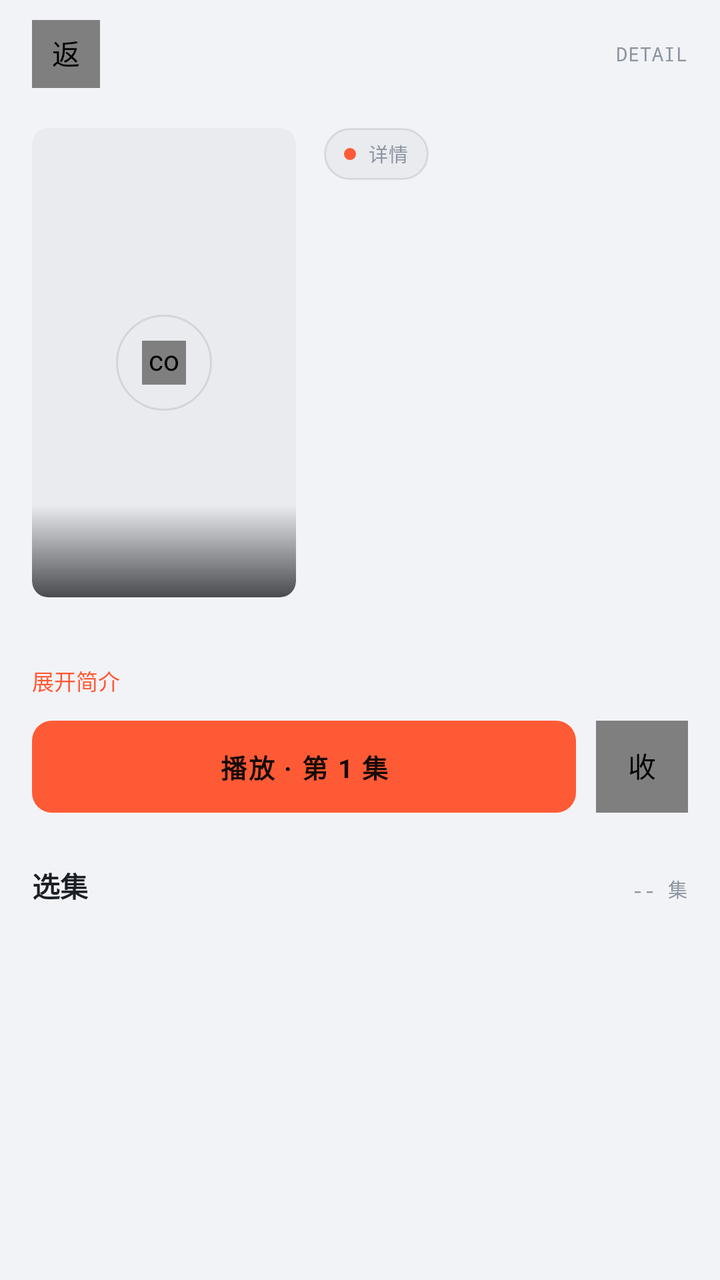
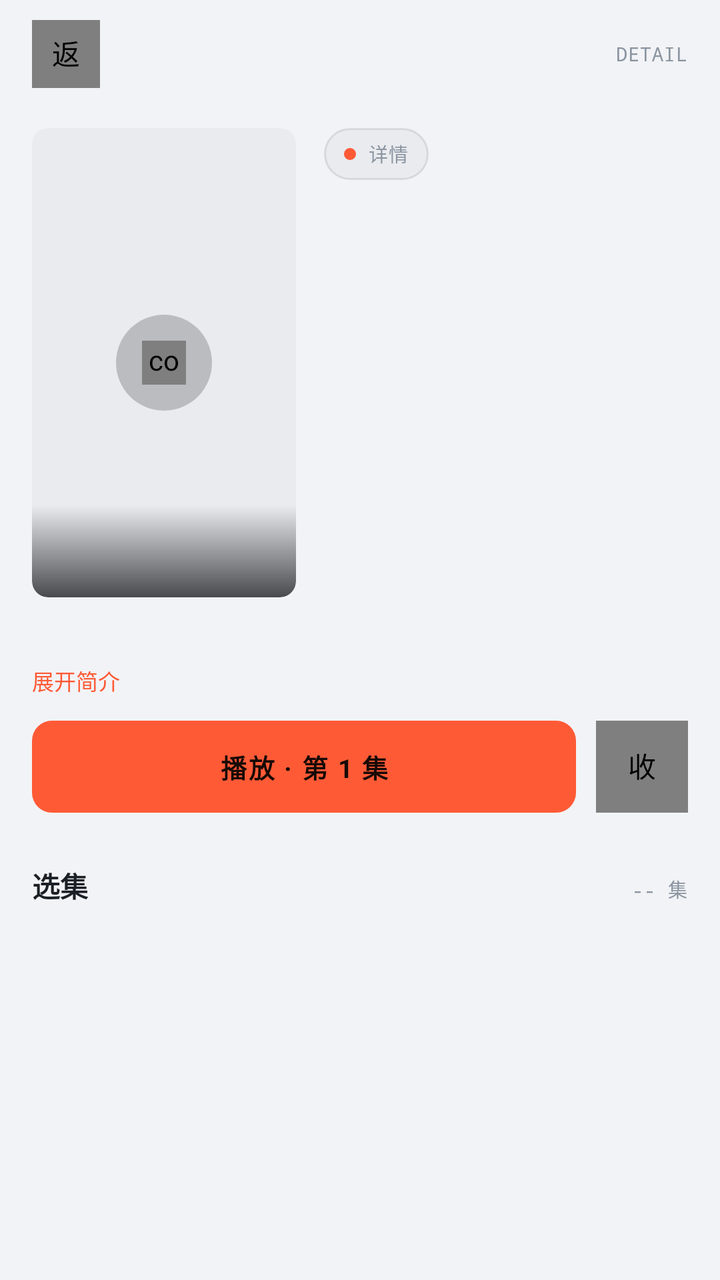

Screens rendered from an Android XML layout before and after an edit, with the pre-edit source and the edit as a unified diff.
<!-- AndroidManifest.xml: application theme Theme.LateShow -->
<!-- res/layout/activity_play.xml -->
<?xml version="1.0" encoding="utf-8"?>
<LinearLayout xmlns:android="http://schemas.android.com/apk/res/android"
    xmlns:app="http://schemas.android.com/apk/res-auto"
    android:layout_width="match_parent"
    android:layout_height="match_parent"
    android:orientation="vertical">

    
    <LinearLayout
        android:layout_width="match_parent"
        android:layout_height="wrap_content"
        android:orientation="horizontal"
        android:gravity="center_vertical"
        android:paddingLeft="16dp"
        android:paddingRight="16dp"
        android:paddingTop="10dp"
        android:paddingBottom="6dp">

        <com.airbnb.lottie.LottieAnimationView
            android:id="@+id/btnBack"
            android:layout_width="34dp"
            android:layout_height="34dp"
            android:padding="6dp"
            android:background="@null"
            android:tag="ic_back"
            android:contentDescription="返回" />

        <Space android:layout_width="0dp" android:layout_height="1dp" android:layout_weight="1" />

        <TextView
            android:id="@+id/breadcrumb"
            style="@style/MetaLabel"
            android:layout_width="wrap_content"
            android:layout_height="wrap_content"
            android:text="DETAIL" />
    </LinearLayout>

    <ScrollView
        android:layout_width="match_parent"
        android:layout_height="match_parent">

        <LinearLayout
            android:layout_width="match_parent"
            android:layout_height="wrap_content"
            android:orientation="vertical">

            
            <androidx.constraintlayout.widget.ConstraintLayout
                android:id="@+id/playerContainer"
                android:layout_width="match_parent"
                android:layout_height="wrap_content"
                android:background="#000000"
                android:visibility="gone">

                <androidx.media3.ui.PlayerView
                    android:id="@+id/playerView"
                    android:layout_width="0dp"
                    android:layout_height="0dp"
                    app:layout_constraintDimensionRatio="16:9"
                    app:layout_constraintTop_toTopOf="parent"
                    app:layout_constraintBottom_toBottomOf="parent"
                    app:layout_constraintStart_toStartOf="parent"
                    app:layout_constraintEnd_toEndOf="parent"
                    app:surface_type="surface_view"
                    app:show_buffering="when_playing" />

                <TextView
                    android:id="@+id/seekOverlay"
                    android:layout_width="wrap_content"
                    android:layout_height="wrap_content"
                    android:layout_margin="12dp"
                    android:gravity="center"
                    android:paddingLeft="14dp"
                    android:paddingRight="14dp"
                    android:paddingTop="7dp"
                    android:paddingBottom="7dp"
                    android:background="@drawable/bg_chip_dark"
                    android:textSize="12sp"
                    android:textColor="#FFFFFF"
                    android:fontFamily="monospace"
                    android:visibility="gone"
                    app:layout_constraintTop_toTopOf="parent"
                    app:layout_constraintBottom_toBottomOf="parent"
                    app:layout_constraintStart_toStartOf="parent"
                    app:layout_constraintEnd_toEndOf="parent" />

                
                <LinearLayout
                    android:id="@+id/playerTools"
                    android:layout_width="wrap_content"
                    android:layout_height="wrap_content"
                    android:orientation="horizontal"
                    android:layout_marginTop="6dp"
                    android:layout_marginEnd="6dp"
                    app:layout_constraintTop_toTopOf="parent"
                    app:layout_constraintEnd_toEndOf="parent">

                    <TextView
                        android:id="@+id/btnSpeed"
                        android:layout_width="wrap_content"
                        android:layout_height="26dp"
                        android:gravity="center"
                        android:paddingLeft="10dp"
                        android:paddingRight="10dp"
                        android:background="@drawable/bg_chip_dark"
                        android:alpha="0.85"
                        android:text="1.0x"
                        android:textSize="11sp"
                        android:textColor="#FFFFFF"
                        android:fontFamily="monospace"
                        android:contentDescription="倍速" />

                    <TextView
                        android:id="@+id/btnGear"
                        android:layout_width="26dp"
                        android:layout_height="26dp"
                        android:layout_marginLeft="6dp"
                        android:gravity="center"
                        android:background="@drawable/bg_chip_dark"
                        android:alpha="0.85"
                        android:text="⚙"
                        android:textSize="13sp"
                        android:textColor="#FFFFFF"
                        android:contentDescription="播放设置" />
                </LinearLayout>
            </androidx.constraintlayout.widget.ConstraintLayout>

            
            <LinearLayout
                android:layout_width="match_parent"
                android:layout_height="wrap_content"
                android:orientation="horizontal"
                android:paddingLeft="16dp"
                android:paddingRight="16dp"
                android:paddingTop="14dp">

                <androidx.constraintlayout.widget.ConstraintLayout
                    android:id="@+id/posterBox"
                    android:layout_width="132dp"
                    android:layout_height="wrap_content"
                    android:background="@drawable/bg_cover_round_lg"
                    android:clipToOutline="true"
                    android:outlineProvider="background">

                    <com.google.android.material.imageview.ShapeableImageView
                        android:id="@+id/cover"
                        android:layout_width="0dp"
                        android:layout_height="0dp"
                        android:scaleType="centerCrop"
                        app:shapeAppearanceOverlay="@style/ShapeAppearance.LateShow.CoverLg"
                        app:layout_constraintDimensionRatio="9:16"
                        app:layout_constraintTop_toTopOf="parent"
                        app:layout_constraintBottom_toBottomOf="parent"
                        app:layout_constraintStart_toStartOf="parent"
                        app:layout_constraintEnd_toEndOf="parent" />

                    <View
                        android:layout_width="0dp"
                        android:layout_height="46dp"
                        android:background="@drawable/cover_fade_round"
                        app:layout_constraintBottom_toBottomOf="@id/cover"
                        app:layout_constraintStart_toStartOf="@id/cover"
                        app:layout_constraintEnd_toEndOf="@id/cover" />

                    <FrameLayout
                        android:id="@+id/btnPlayCover"
                        android:layout_width="48dp"
                        android:layout_height="48dp"
                        android:background="@drawable/bg_circle"
                        app:layout_constraintTop_toTopOf="@id/cover"
                        app:layout_constraintBottom_toBottomOf="@id/cover"
                        app:layout_constraintStart_toStartOf="@id/cover"
                        app:layout_constraintEnd_toEndOf="@id/cover">

                        <com.airbnb.lottie.LottieAnimationView
                            android:id="@+id/imgPlayCover"
                            android:layout_width="22dp"
                            android:layout_height="22dp"
                            android:layout_gravity="center"
                            android:tag="ic_play" />
                    </FrameLayout>
                </androidx.constraintlayout.widget.ConstraintLayout>

                <LinearLayout
                    android:id="@+id/infoCol"
                    android:layout_width="0dp"
                    android:layout_height="wrap_content"
                    android:layout_weight="1"
                    android:layout_marginLeft="14dp"
                    android:orientation="vertical">

                    <TextView
                        android:id="@+id/badge"
                        android:layout_width="wrap_content"
                        android:layout_height="26dp"
                        android:gravity="center_vertical"
                        android:paddingLeft="10dp"
                        android:paddingRight="10dp"
                        android:background="@drawable/bg_capsule"
                        android:drawableStart="@drawable/dot_acc"
                        android:drawablePadding="6dp"
                        style="@style/MetaLabel"
                        android:text="详情" />

                    <TextView
                        android:id="@+id/tvTitle"
                        android:layout_width="match_parent"
                        android:layout_height="wrap_content"
                        android:layout_marginTop="8dp"
                        android:textSize="18sp"
                        android:textStyle="bold"
                        android:textColor="@color/t1"
                        android:maxLines="3"
                        android:ellipsize="end" />

                    <TextView
                        android:id="@+id/tvMeta"
                        style="@style/MetaLabel"
                        android:layout_width="match_parent"
                        android:layout_height="wrap_content"
                        android:layout_marginTop="6dp"
                        android:text="" />
                </LinearLayout>
            </LinearLayout>

            <LinearLayout
                android:layout_width="match_parent"
                android:layout_height="wrap_content"
                android:orientation="vertical"
                android:paddingLeft="16dp"
                android:paddingRight="16dp">

                <TextView
                    android:id="@+id/tvDesc"
                    android:layout_width="match_parent"
                    android:layout_height="wrap_content"
                    android:layout_marginTop="12dp"
                    android:textSize="12.5sp"
                    android:textColor="@color/t2"
                    android:lineSpacingMultiplier="1.78"
                    android:maxLines="3"
                    android:ellipsize="end" />

                <TextView
                    android:id="@+id/btnToggleDesc"
                    android:layout_width="wrap_content"
                    android:layout_height="wrap_content"
                    android:layout_marginTop="4dp"
                    android:text="展开简介"
                    android:textSize="11sp"
                    android:textColor="@color/acc" />

                
                <LinearLayout
                    android:layout_width="match_parent"
                    android:layout_height="wrap_content"
                    android:layout_marginTop="12dp"
                    android:orientation="horizontal"
                    android:gravity="center_vertical">

                    <TextView
                        android:id="@+id/btnPlay"
                        android:layout_width="0dp"
                        android:layout_weight="1"
                        android:layout_height="46dp"
                        android:gravity="center"
                        android:background="@drawable/bg_btn_main"
                        android:text="播放 · 第 1 集"
                        android:textSize="13sp"
                        android:textStyle="bold"
                        android:textColor="@color/accInk"
                        android:letterSpacing="0.06" />

                    <com.airbnb.lottie.LottieAnimationView
                        android:id="@+id/btnFav"
                        android:layout_width="46dp"
                        android:layout_height="46dp"
                        android:layout_marginLeft="10dp"
                        android:padding="12dp"
                        android:background="@drawable/bg_smbtn"
                        android:tag="ic_heart"
                        android:contentDescription="收藏" />
                </LinearLayout>

                
                <androidx.recyclerview.widget.RecyclerView
                    android:id="@+id/lines"
                    android:layout_width="match_parent"
                    android:layout_height="wrap_content"
                    android:layout_marginTop="14dp"
                    android:clipToPadding="false" />

                
                <LinearLayout
                    android:layout_width="match_parent"
                    android:layout_height="wrap_content"
                    android:layout_marginTop="12dp"
                    android:orientation="horizontal">

                    <TextView
                        android:layout_width="0dp"
                        android:layout_weight="1"
                        android:layout_height="wrap_content"
                        android:text="选集"
                        android:textSize="14sp"
                        android:textStyle="bold"
                        android:textColor="@color/t1" />

                    <TextView
                        android:id="@+id/epCount"
                        style="@style/MetaLabel"
                        android:layout_width="wrap_content"
                        android:layout_height="wrap_content"
                        android:text="-- 集" />
                </LinearLayout>

                <androidx.recyclerview.widget.RecyclerView
                    android:id="@+id/epGrid"
                    android:layout_width="match_parent"
                    android:layout_height="wrap_content"
                    android:layout_marginTop="8dp"
                    android:nestedScrollingEnabled="false" />
            </LinearLayout>
        </LinearLayout>
    </ScrollView>
</LinearLayout>
<!-- resources referenced by this layout -->
<resources>
  <color name="acc">#FF5A36</color>
  <color name="accInk">#170A05</color>
  <color name="t1">#1B2026</color>
  <color name="t2">#5C6672</color>
  <!-- drawable bg_btn_main (drawable) -->
  <?xml version="1.0" encoding="utf-8"?>
  <shape xmlns:android="http://schemas.android.com/apk/res/android" android:shape="rectangle">
      <solid android:color="@color/acc" />
      <corners android:radius="10dp" />
  </shape>
  <!-- drawable bg_capsule (drawable) -->
  <?xml version="1.0" encoding="utf-8"?>
  <shape xmlns:android="http://schemas.android.com/apk/res/android" android:shape="rectangle">
      <solid android:color="@color/ink700" />
      <stroke android:width="1dp" android:color="@color/line" />
      <corners android:radius="999dp" />
  </shape>
  <!-- drawable bg_chip_dark (drawable) -->
  <?xml version="1.0" encoding="utf-8"?>
  <shape xmlns:android="http://schemas.android.com/apk/res/android" android:shape="rectangle">
      <solid android:color="#99101318" />
      <corners android:radius="999dp" />
  </shape>
  <!-- drawable bg_circle (drawable) -->
  <?xml version="1.0" encoding="utf-8"?>
  <shape xmlns:android="http://schemas.android.com/apk/res/android" android:shape="oval">
      <solid android:color="@color/ink700" />
      <stroke android:width="1dp" android:color="@color/line" />
  </shape>
  <!-- drawable bg_cover_round_lg (drawable) -->
  <?xml version="1.0" encoding="utf-8"?>
  <shape xmlns:android="http://schemas.android.com/apk/res/android" android:shape="rectangle">
      <solid android:color="@color/ink700" />
      <corners android:radius="8dp" />
  </shape>
  <!-- drawable bg_smbtn (drawable) -->
  <?xml version="1.0" encoding="utf-8"?>
  <shape xmlns:android="http://schemas.android.com/apk/res/android" android:shape="rectangle">
      <solid android:color="@color/ink700" />
      <stroke android:width="1dp" android:color="@color/line" />
      <corners android:radius="8dp" />
  </shape>
  <!-- drawable cover_fade_round (drawable) -->
  <?xml version="1.0" encoding="utf-8"?>
  <shape xmlns:android="http://schemas.android.com/apk/res/android" android:shape="rectangle">
      <gradient android:angle="270" android:startColor="#000A0C0F" android:endColor="#B80A0C0F" />
      <corners android:bottomLeftRadius="8dp" android:bottomRightRadius="8dp" />
  </shape>
  <!-- drawable dot_acc (drawable) -->
  <?xml version="1.0" encoding="utf-8"?>
  <shape xmlns:android="http://schemas.android.com/apk/res/android" android:shape="oval">
      <solid android:color="@color/acc" />
      <size android:width="6dp" android:height="6dp" />
  </shape>
  <style name="MetaLabel" parent="Mono">
          <item name="android:textSize">9.5sp</item>
          <item name="android:textColor">@color/t3</item>
          <item name="android:textAllCaps">true</item>
      </style>
  <style name="ShapeAppearance.LateShow.CoverLg" parent="">
          <item name="cornerFamily">rounded</item>
          <item name="cornerSizeTopLeft">8dp</item>
          <item name="cornerSizeTopRight">8dp</item>
          <item name="cornerSizeBottomLeft">8dp</item>
          <item name="cornerSizeBottomRight">8dp</item>
      </style>
  <color name="ink700">#E9EBEF</color>
  <color name="line">#1A12181F</color>
  <style name="Mono">
          <item name="android:fontFamily">monospace</item>
          <item name="android:fontFeatureSettings">tnum</item>
          <item name="android:letterSpacing">0.04</item>
      </style>
  <color name="t3">#8B95A1</color>
  <color name="ink900">#F2F3F6</color>
  <color name="ink800">#FFFFFF</color>
  <!-- unchanged entries left out for length: 1 -->
</resources>

<!-- the commit's change to res/layout/activity_play.xml (unified diff, before → after) -->
@@ -166,7 +166,7 @@
                         android:id="@+id/btnPlayCover"
                         android:layout_width="48dp"
                         android:layout_height="48dp"
-                        android:background="@drawable/bg_circle"
+                        android:background="@drawable/bg_play_cover"
                         app:layout_constraintTop_toTopOf="@id/cover"
                         app:layout_constraintBottom_toBottomOf="@id/cover"
                         app:layout_constraintStart_toStartOf="@id/cover"
<!-- resource entries referenced after the edit -->
@@ -23,17 +23,16 @@
       <solid android:color="#99101318" />
       <corners android:radius="999dp" />
   </shape>
-  <!-- drawable bg_circle (drawable) -->
-  <?xml version="1.0" encoding="utf-8"?>
-  <shape xmlns:android="http://schemas.android.com/apk/res/android" android:shape="oval">
-      <solid android:color="@color/ink700" />
-      <stroke android:width="1dp" android:color="@color/line" />
-  </shape>
   <!-- drawable bg_cover_round_lg (drawable) -->
   <?xml version="1.0" encoding="utf-8"?>
   <shape xmlns:android="http://schemas.android.com/apk/res/android" android:shape="rectangle">
       <solid android:color="@color/ink700" />
       <corners android:radius="8dp" />
+  </shape>
+  <!-- drawable bg_play_cover (drawable) -->
+  <?xml version="1.0" encoding="utf-8"?>
+  <shape xmlns:android="http://schemas.android.com/apk/res/android" android:shape="oval">
+      <solid android:color="#33000000" />
   </shape>
   <!-- drawable bg_smbtn (drawable) -->
   <?xml version="1.0" encoding="utf-8"?>
